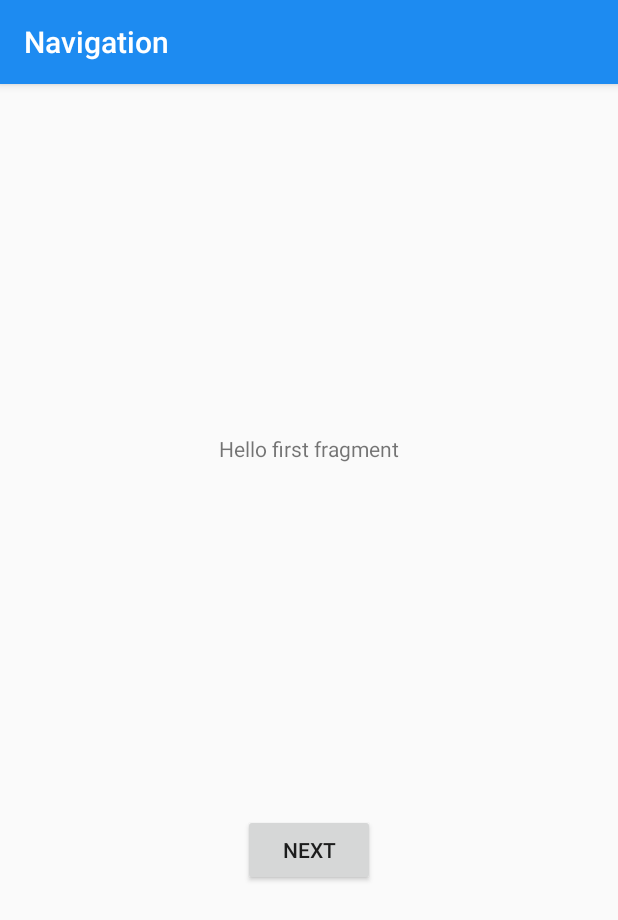
After one commit to Marevo28/liderexpress, an Android app: the First2Fragment screen opened directly, with no data from a screen before it, on a phone screen of 412 x 824 dp. The commit adds this screen. Shown: the top 920 px of the screen. Run offline under Robolectric (Android 15) with nearby library versions, the phone set to English and light mode, and no system bars; network calls fail.

Commit message:
какие то там дела у меня были наделаны

```diff
--- a/app/build.gradle
+++ b/app/build.gradle
@@ -21,6 +21,8 @@ android {
 
 dependencies {
     implementation fileTree(dir: 'libs', include: ['*.jar'])
+    implementation 'androidx.navigation:navigation-fragment:2.0.0'
+    implementation 'androidx.navigation:navigation-ui:2.0.0'
     debugImplementation 'com.amitshekhar.android:debug-db:1.0.0'
     implementation 'androidx.appcompat:appcompat:1.1.0'
     implementation 'com.google.android.material:material:1.1.0'
--- /dev/null
+++ b/app/src/main/java/com/example/lider_express/First2Fragment.java
@@ -0,0 +1,34 @@
+package com.example.lider_express;
+
+import android.os.Bundle;
+import android.view.LayoutInflater;
+import android.view.View;
+import android.view.ViewGroup;
+
+import androidx.annotation.NonNull;
+import androidx.fragment.app.Fragment;
+import androidx.navigation.fragment.NavHostFragment;
+
+public class First2Fragment extends Fragment {
+
+    @Override
+    public View onCreateView(
+            LayoutInflater inflater, ViewGroup container,
+            Bundle savedInstanceState
+    ) {
+        // Inflate the layout for this fragment
+        return inflater.inflate(R.layout.fragment_first2, container, false);
+    }
+
+    public void onViewCreated(@NonNull View view, Bundle savedInstanceState) {
+        super.onViewCreated(view, savedInstanceState);
+
+        view.findViewById(R.id.button_first).setOnClickListener(new View.OnClickListener() {
+            @Override
+            public void onClick(View view) {
+                NavHostFragment.findNavController(First2Fragment.this)
+                        .navigate(R.id.action_First2Fragment_to_Second2Fragment);
+            }
+        });
+    }
+}
--- a/app/src/main/java/com/example/lider_express/MainActivity.java
+++ b/app/src/main/java/com/example/lider_express/MainActivity.java
@@ -453,7 +453,8 @@ public class MainActivity extends AppCompatActivity implements NavigationView.On
             Intent IntentSittings = new Intent(MainActivity.this, SittingsActivity.class);
             startActivity(IntentSittings);
         } else if (id == R.id.nav_photo) {
-
+            Intent IntentSittings = new Intent(MainActivity.this, Navigation.class);
+            startActivity(IntentSittings);
         }
         DrawerLayout drawer = findViewById(R.id.drawer_layout);
         drawer.closeDrawer(GravityCompat.START);
--- /dev/null
+++ b/app/src/main/java/com/example/lider_express/Navigation.java
@@ -0,0 +1,25 @@
+package com.example.lider_express;
+
+import android.content.Intent;
+import android.net.Uri;
+import android.os.Bundle;
+
+import androidx.appcompat.app.AppCompatActivity;
+import androidx.appcompat.widget.Toolbar;
+
+public class Navigation extends AppCompatActivity {
+
+    @Override
+    protected void onCreate(Bundle savedInstanceState) {
+        super.onCreate(savedInstanceState);
+        setContentView(R.layout.activity_navigation2);
+        Toolbar toolbar = findViewById(R.id.toolbar);
+        setSupportActionBar(toolbar);
+        Uri uri = Uri.parse("yandexnavi://build_route_on_map?lat_to=59.999723&lon_to=30.260379");
+        Intent intent = new Intent(Intent.ACTION_VIEW, uri);
+        intent.setPackage("ru.yandex.yandexnavi");
+        startActivity(intent);
+    }
+
+
+}
--- a/app/src/main/java/com/example/lider_express/Svodnaya/KartaKontrolyaYDE.java
+++ b/app/src/main/java/com/example/lider_express/Svodnaya/KartaKontrolyaYDE.java
@@ -8,7 +8,6 @@ import android.database.Cursor;
 import android.database.SQLException;
 import android.database.sqlite.SQLiteDatabase;
 import android.os.Bundle;
-import android.util.Log;
 import android.view.View;
 import android.widget.Button;
 import android.widget.DatePicker;
@@ -23,7 +22,6 @@ import androidx.appcompat.widget.Toolbar;
 import com.example.lider_express.DataBase.DatabaseHelper;
 import com.example.lider_express.MainActivity;
 import com.example.lider_express.R;
-
 import com.example.lider_express.Shared;
 import com.example.lider_express.Tools.SpisokBND;
 
@@ -444,7 +442,7 @@ public class KartaKontrolyaYDE extends AppCompatActivity {
                 @Override
                 public void onClick(View v) {
                     Intent IntentSittings = new Intent(KartaKontrolyaYDE.this, SpisokBND.class);
-                    IntentSittings.putExtra("people", "experts");
+                    IntentSittings.putExtra("people", "irldefects");
                     startActivityForResult(IntentSittings, PEOPLE);
                 }
             });
@@ -544,7 +542,7 @@ public class KartaKontrolyaYDE extends AppCompatActivity {
             String exp;
             String[] array;
             switch (lampa) {
-                case "experts":
+                case "irldefects":
                     exp = data.getStringExtra("select");
                     strNKSpec = exp;
                     TextView_SpecProvNK.setText(exp);
--- /dev/null
+++ b/app/src/main/res/layout/activity_navigation2.xml
@@ -0,0 +1,25 @@
+<?xml version="1.0" encoding="utf-8"?>
+<androidx.coordinatorlayout.widget.CoordinatorLayout xmlns:android="http://schemas.android.com/apk/res/android"
+    xmlns:app="http://schemas.android.com/apk/res-auto"
+    xmlns:tools="http://schemas.android.com/tools"
+    android:layout_width="match_parent"
+    android:layout_height="match_parent"
+    tools:context=".Navigation">
+
+    <com.google.android.material.appbar.AppBarLayout
+        android:layout_width="match_parent"
+        android:layout_height="wrap_content"
+        android:theme="@style/AppTheme.AppBarOverlay">
+
+        <androidx.appcompat.widget.Toolbar
+            android:id="@+id/toolbar"
+            android:layout_width="match_parent"
+            android:layout_height="?attr/actionBarSize"
+            android:background="?attr/colorPrimary"
+            app:popupTheme="@style/AppTheme.PopupOverlay" />
+
+    </com.google.android.material.appbar.AppBarLayout>
+
+    <include layout="@layout/content_navigation2" />
+
+</androidx.coordinatorlayout.widget.CoordinatorLayout>
--- /dev/null
+++ b/app/src/main/res/layout/content_navigation2.xml
@@ -0,0 +1,21 @@
+<?xml version="1.0" encoding="utf-8"?>
+<androidx.constraintlayout.widget.ConstraintLayout xmlns:android="http://schemas.android.com/apk/res/android"
+    xmlns:app="http://schemas.android.com/apk/res-auto"
+    android:layout_width="match_parent"
+    android:layout_height="match_parent"
+    app:layout_behavior="@string/appbar_scrolling_view_behavior">
+
+    <fragment
+        android:id="@+id/nav_host_fragment"
+        android:name="androidx.navigation.fragment.NavHostFragment"
+        android:layout_width="0dp"
+        android:layout_height="0dp"
+        app:defaultNavHost="true"
+        app:layout_constraintBottom_toBottomOf="parent"
+        app:layout_constraintHorizontal_bias="0.0"
+        app:layout_constraintLeft_toLeftOf="parent"
+        app:layout_constraintRight_toRightOf="parent"
+        app:layout_constraintTop_toTopOf="parent"
+        app:layout_constraintVertical_bias="0.0"
+        app:navGraph="@navigation/nav_graph" />
+</androidx.constraintlayout.widget.ConstraintLayout>
--- /dev/null
+++ b/app/src/main/res/layout/fragment_first2.xml
@@ -0,0 +1,28 @@
+<?xml version="1.0" encoding="utf-8"?>
+<androidx.constraintlayout.widget.ConstraintLayout xmlns:android="http://schemas.android.com/apk/res/android"
+    xmlns:app="http://schemas.android.com/apk/res-auto"
+    xmlns:tools="http://schemas.android.com/tools"
+    android:layout_width="match_parent"
+    android:layout_height="match_parent"
+    tools:context=".First2Fragment">
+
+    <TextView
+        android:id="@+id/textview_first"
+        android:layout_width="wrap_content"
+        android:layout_height="wrap_content"
+        android:text="@string/hello_first_fragment"
+        app:layout_constraintBottom_toTopOf="@id/button_first"
+        app:layout_constraintEnd_toEndOf="parent"
+        app:layout_constraintStart_toStartOf="parent"
+        app:layout_constraintTop_toTopOf="parent" />
+
+    <Button
+        android:id="@+id/button_first"
+        android:layout_width="wrap_content"
+        android:layout_height="wrap_content"
+        android:text="@string/next"
+        app:layout_constraintBottom_toBottomOf="parent"
+        app:layout_constraintEnd_toEndOf="parent"
+        app:layout_constraintStart_toStartOf="parent"
+        app:layout_constraintTop_toBottomOf="@id/textview_first" />
+</androidx.constraintlayout.widget.ConstraintLayout>
--- /dev/null
+++ b/app/src/main/res/navigation/nav_graph.xml
@@ -0,0 +1,28 @@
+<?xml version="1.0" encoding="utf-8"?>
+<navigation xmlns:android="http://schemas.android.com/apk/res/android"
+    xmlns:app="http://schemas.android.com/apk/res-auto"
+    xmlns:tools="http://schemas.android.com/tools"
+    android:id="@+id/nav_graph"
+    app:startDestination="@id/First2Fragment">
+
+    <fragment
+        android:id="@+id/First2Fragment"
+        android:name="com.example.lider_express.First2Fragment"
+        android:label="@string/first_fragment_label"
+        tools:layout="@layout/fragment_first2">
+
+        <action
+            android:id="@+id/action_First2Fragment_to_Second2Fragment"
+            app:destination="@id/Second2Fragment" />
+    </fragment>
+    <fragment
+        android:id="@+id/Second2Fragment"
+        android:name="com.example.lider_express.Second2Fragment"
+        android:label="@string/second_fragment_label"
+        tools:layout="@layout/fragment_second2">
+
+        <action
+            android:id="@+id/action_Second2Fragment_to_First2Fragment"
+            app:destination="@id/First2Fragment" />
+    </fragment>
+</navigation>
--- a/app/src/main/res/values/bnd_experts.xml
+++ b/app/src/main/res/values/bnd_experts.xml
@@ -17,11 +17,13 @@
         <item>Евсевьев А.А.</item>
         <item>Тицкий Э.А.</item>
         <item>Абдуллин А.Р.</item>
+        <item>Ворушило В.С.</item>
     </string-array>
     <string-array name="bnd_irldefects">
         <item>Абдуллин А.Р.</item>
         <item>Ахметшин Р.М.</item>
         <item>Байсарин И.Р.</item>
+        <item>Ворушило В.С.</item>
         <item>Гизатуллин И.Р.</item>
         <item>Кузнецов С.И.</item>
         <item>Михайлов В.В.</item>
--- a/app/src/main/res/values/dimens.xml
+++ b/app/src/main/res/values/dimens.xml
@@ -5,7 +5,7 @@
     <dimen name="activity_vertical_margin">16dp</dimen>
 
     <!-- used for the on-screen icons, e.g., Settings etc -->
-	<dimen name="onscreen_button_size">60dp</dimen>
+    <dimen name="onscreen_button_size">60dp</dimen>
     <dimen name="nav_header_vertical_spacing">8dp</dimen>
     <dimen name="nav_header_height">176dp</dimen>
     <dimen name="fab_margin">16dp</dimen>
--- a/app/src/main/res/values/strings.xml
+++ b/app/src/main/res/values/strings.xml
@@ -982,4 +982,11 @@
             <li>Updated appearance of some icons.\n</li>
         </ul>
     </string>
+    <string name="title_activity_navigation">Navigation</string>
+    <!-- Strings used for fragments for navigation -->
+    <string name="first_fragment_label">First Fragment</string>
+    <string name="second_fragment_label">Second Fragment</string>
+
+    <string name="hello_first_fragment">Hello first fragment</string>
+    <string name="hello_second_fragment">Hello second fragment. Arg: %1$s</string>
 </resources>
--- a/app/src/main/res/values/styles.xml
+++ b/app/src/main/res/values/styles.xml
@@ -27,6 +27,7 @@
     <style name="AppTheme.AppBarOverlay" parent="ThemeOverlay.AppCompat.Dark.ActionBar" />
 
     <style name="AppTheme.PopupOverlay" parent="ThemeOverlay.AppCompat.Light" />
+
     <style name="RoundedCornerButton" parent="@style/Widget.AppCompat.Button.Colored">
         <item name="background">@drawable/btn_rounded_corner</item>
         <item name="colorButtonNormal">#1a237e</item>
--- a/build.gradle
+++ b/build.gradle
@@ -7,7 +7,7 @@ buildscript {
 
     }
     dependencies {
-        classpath 'com.android.tools.build:gradle:3.6.1'
+        classpath 'com.android.tools.build:gradle:3.6.3'
 
         // NOTE: Do not place your application dependencies here; they belong
         // in the individual module build.gradle files
```
Also changed, not shown: app/src/main/AndroidManifest.xml (+7 -2 lines), app/src/main/java/com/example/lider_express/Second2Fragment.java (added, +34 -0 lines), app/src/main/res/layout/content_karta_kontrolya_nasos.xml (+21 -15 lines), app/src/main/res/layout/content_main.xml (+11 -0 lines), app/src/main/res/layout/fragment_second2.xml (added, +27 -0 lines), 27 other files. Lines whose indentation alone changed are shown as unchanged.
